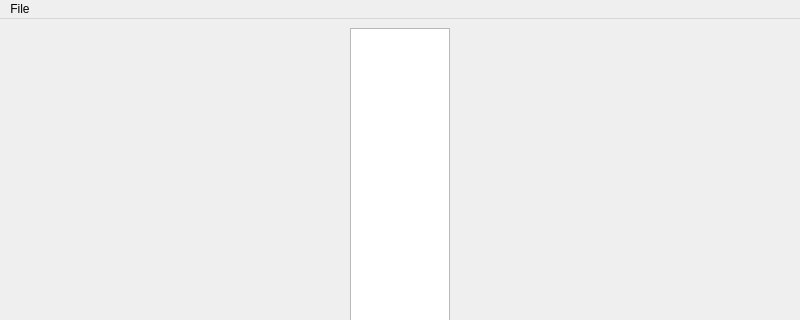
The window that mainwindow.ui (vheinitz/Cell3DViewerDemo) describes before a commit, drawn with Qt 5; both pictures show x 0 to 800 and y 0 to 320 of the 800 by 600 pixel window.
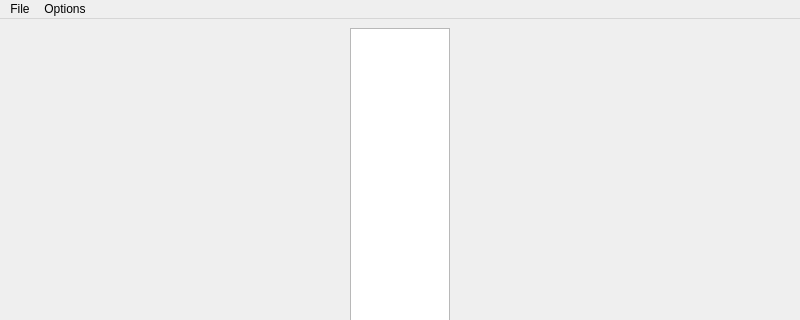
The same window after the commit.

Commit message: Remembering last settings such as last open path, geometry, normalization flag Added persistence class Added load-files function Added Installer Version 0.2

The edit to the form file:
```diff
--- a/mainwindow.ui
+++ b/mainwindow.ui
@@ -49,7 +49,14 @@
     </property>
     <addaction name="actionExit"/>
    </widget>
+   <widget class="QMenu" name="menuOptions">
+    <property name="title">
+     <string>Options</string>
+    </property>
+    <addaction name="actionNormalize"/>
+   </widget>
    <addaction name="menuFile"/>
+   <addaction name="menuOptions"/>
   </widget>
   <widget class="QStatusBar" name="statusbar"/>
   <action name="actionExit">
```
Left out of the diff: 19 changed lines with no effect on the pictures. The commit also changes 10 other files.
